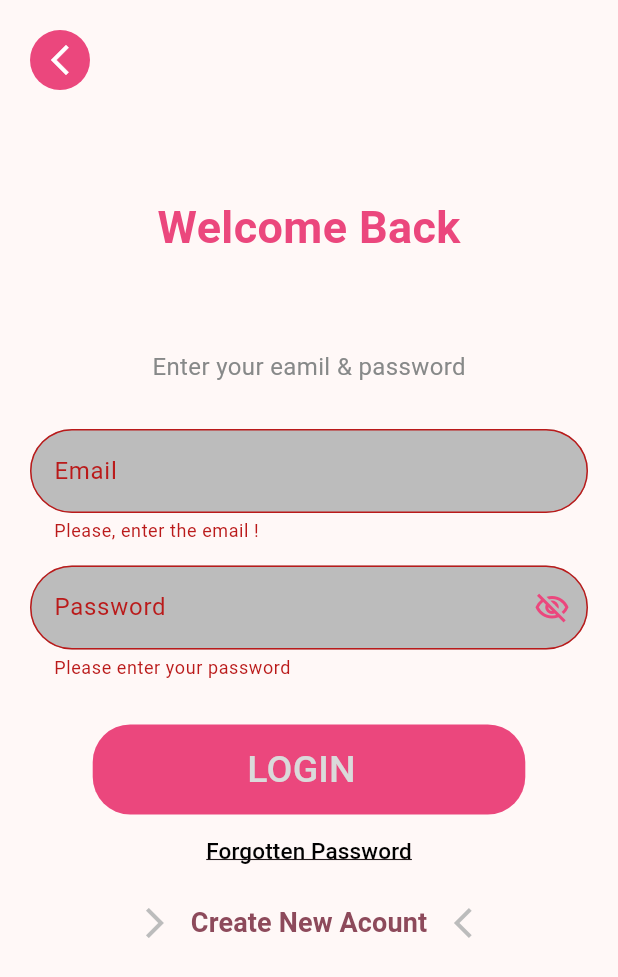
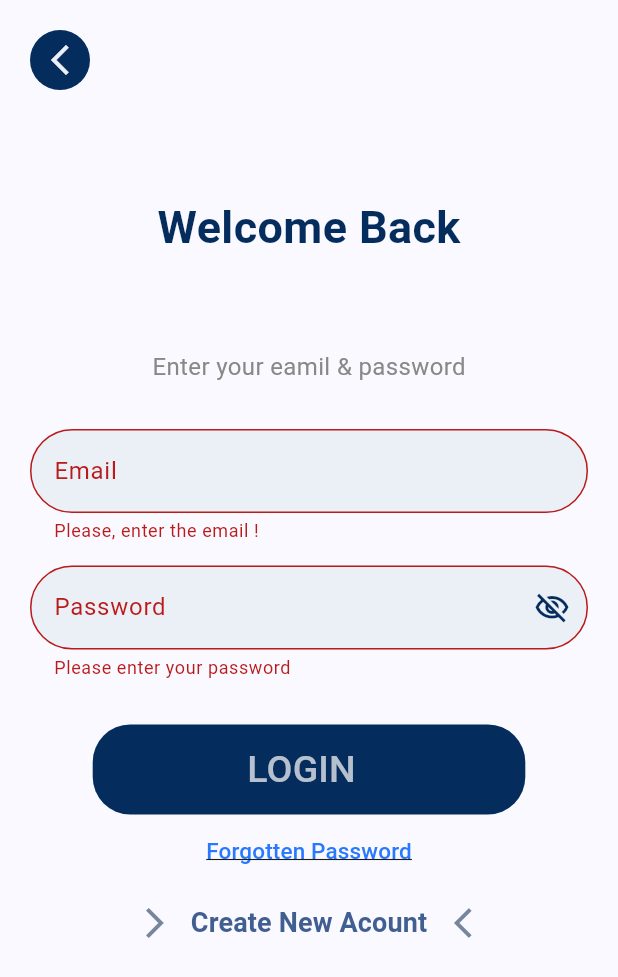
Before and after one commit to MinaYasser100/Faithful-Servant, a Flutter app: the LoginView screen opened by its route, after a tap on "LOGIN", on a phone screen of 412 x 824 dp. Shown: the top 977 px of the screen. Run offline on Flutter 3.47's test engine with Material 3 defaults, Android fonts, the light colour scheme and no system bars; drawn by our look-alikes of flutter_animate; our stand-ins replace get.

Commit message:
modifier app color

```diff
--- a/lib/core/helper/constant.dart
+++ b/lib/core/helper/constant.dart
@@ -1,5 +1,7 @@
 import "package:flutter/material.dart";
 
-const kPrimaryColor = Color.fromARGB(255, 235, 71, 125);
-const kSecondColor = Color.fromARGB(255, 188, 188, 188);
+const kPrimaryColor = Color(0xff042c5c);
+const kSecondColor = Color(0xffebeff6);
 const kTextGreyColor = Color.fromARGB(255, 135, 137, 137);
+const kPrimaryLightColor = Color(0xff2879fe);
+const kDarkSecondColor = Color(0xff77869e);
--- a/lib/core/widgets/custom_text_button.dart
+++ b/lib/core/widgets/custom_text_button.dart
@@ -84,7 +84,7 @@ class _CustomTextButtonState extends State<CustomTextButton>
 
     _colorAnimation = ColorTween(
       begin: kSecondColor,
-      end: Colors.white,
+      end: kDarkSecondColor,
     ).animate(_controller);
 
     _controller.forward();
--- a/lib/core/widgets/navigation_back_button.dart
+++ b/lib/core/widgets/navigation_back_button.dart
@@ -20,7 +20,7 @@ class NavigationBackButton extends StatelessWidget {
           },
           icon: const Icon(
             Icons.arrow_back_ios_new,
-            color: Colors.white,
+            color: kSecondColor,
           ),
         ),
       ),
--- a/lib/features/login/presentation/views/widgets/create_new_account_section.dart
+++ b/lib/features/login/presentation/views/widgets/create_new_account_section.dart
@@ -14,7 +14,7 @@ class CreateNewAccountSection extends StatelessWidget {
       children: [
         const Icon(
           Icons.arrow_forward_ios_outlined,
-          color: kSecondColor,
+          color: kDarkSecondColor,
         ),
         TextButton(
           onPressed: () {},
@@ -25,7 +25,7 @@ class CreateNewAccountSection extends StatelessWidget {
         ),
         const Icon(
           Icons.arrow_back_ios_outlined,
-          color: kSecondColor,
+          color: kDarkSecondColor,
         ),
       ],
     );
--- a/lib/features/login/presentation/views/widgets/login_view_body_constent.dart
+++ b/lib/features/login/presentation/views/widgets/login_view_body_constent.dart
@@ -79,7 +79,7 @@ class LoginViewBodyContent extends StatelessWidget {
                 'Forgotten Password',
                 style: TextStyle(
                   fontSize: 15,
-                  color: Colors.black,
+                  color: kPrimaryLightColor,
                   decoration: TextDecoration.underline,
                 ),
               ),
--- a/lib/features/register/presentation/views/widgets/choose_privilage.dart
+++ b/lib/features/register/presentation/views/widgets/choose_privilage.dart
@@ -39,7 +39,7 @@ class _ChoosePrivilageState extends State<ChoosePrivilage> {
               iconSize: 24,
               elevation: 16,
               style: const TextStyle(
-                color: kTextGreyColor,
+                color: kPrimaryLightColor,
                 fontSize: 20,
               ),
               borderRadius: BorderRadius.circular(30),
```
